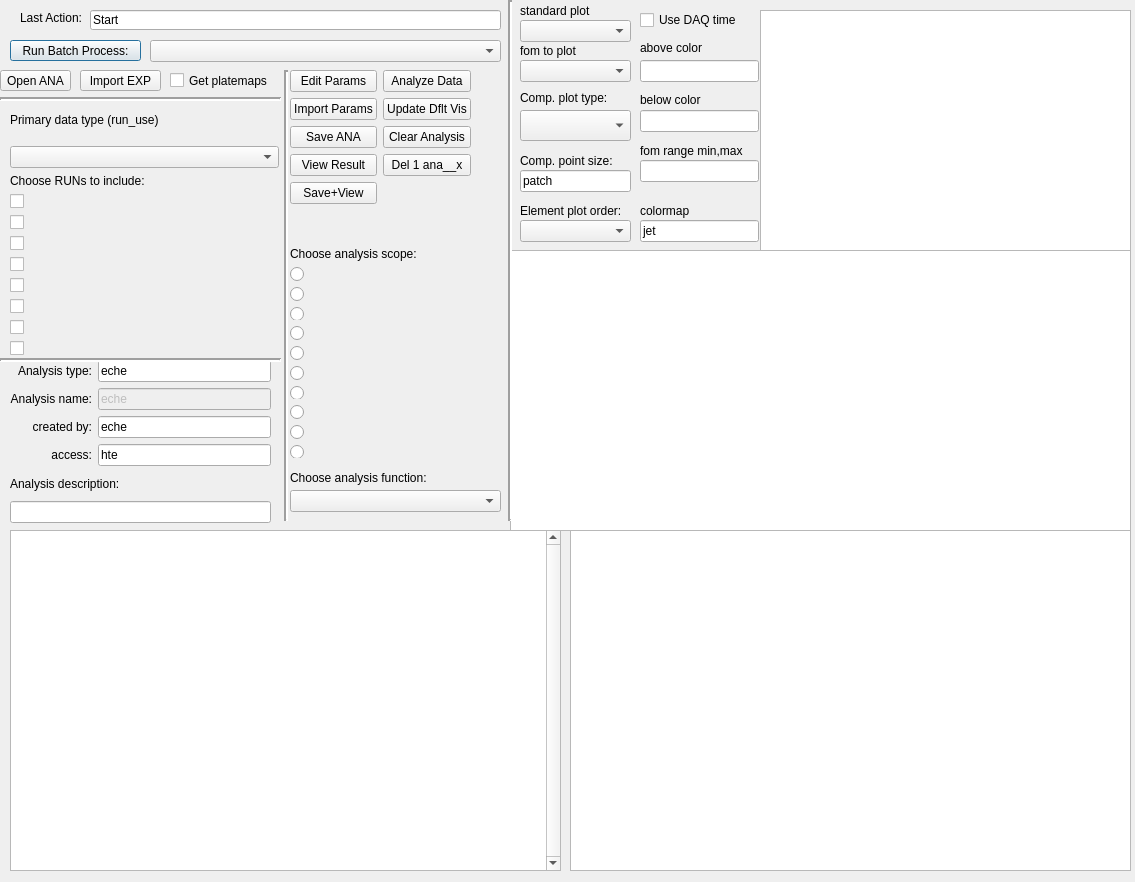
Qt form QtDesign/CalcFOMForm.ui (johnmgregoire/JCAPDataProcess) before a commit.
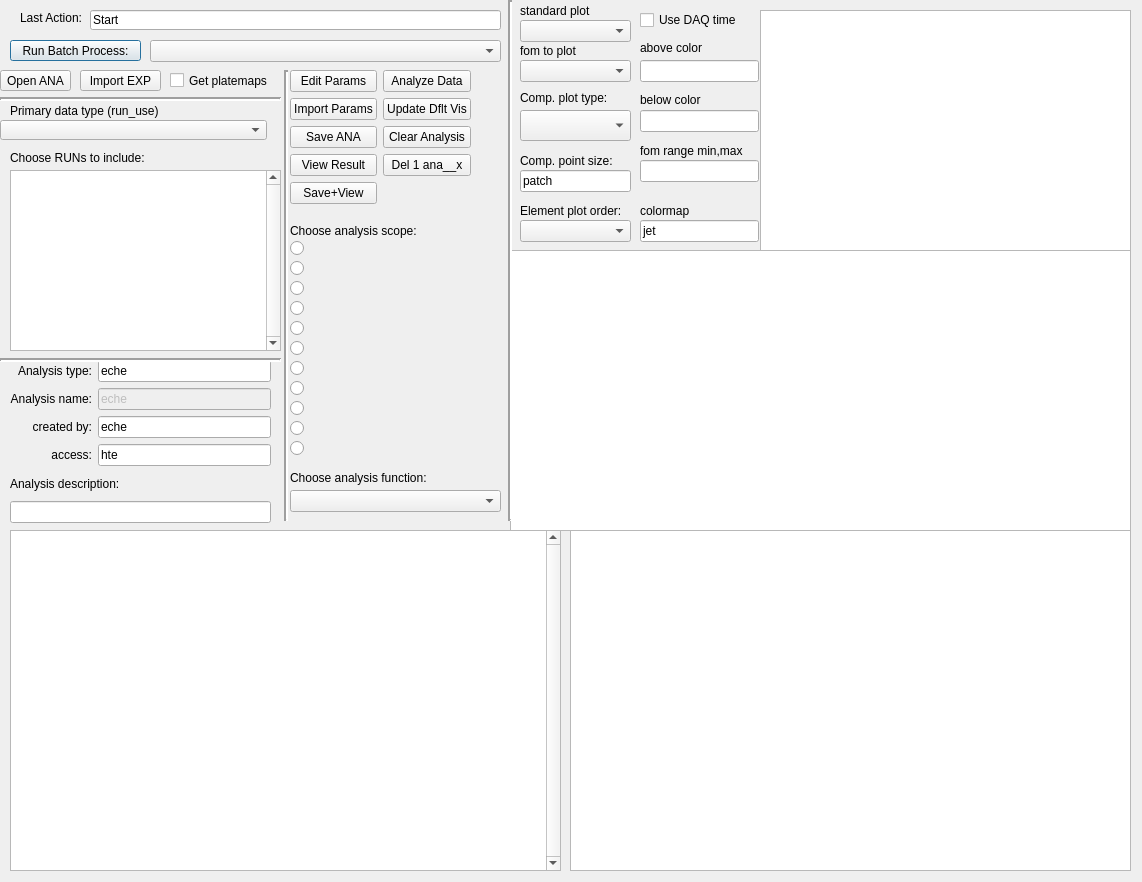
The same form after that commit.

Commit message:
change calcformui interface
radiobuttons now fill as many as possible and then give option to jump
forward or backward in the list of options if it is long.
the runcheckboxlist replaced with a treewidget with checkable run keys
and associated sections of expfiledict

What changed in the file:
```diff
--- a/QtDesign/CalcFOMForm.ui
+++ b/QtDesign/CalcFOMForm.ui
@@ -6,7 +6,7 @@
    <rect>
     <x>0</x>
     <y>0</y>
-    <width>1135</width>
+    <width>1142</width>
     <height>882</height>
    </rect>
   </property>
@@ -71,220 +71,6 @@
     <string>Run Batch Process:</string>
    </property>
   </widget>
-  <widget class="QWidget" name="gridLayoutWidget_2">
-   <property name="geometry">
-    <rect>
-     <x>10</x>
-     <y>100</y>
-     <width>269</width>
-     <height>256</height>
-    </rect>
-   </property>
-   <layout class="QGridLayout" name="gridLayout">
-    <item row="0" column="0" colspan="2">
-     <widget class="QLabel" name="label_7">
-      <property name="text">
-       <string>Primary data type (run_use)</string>
-      </property>
-     </widget>
-    </item>
-    <item row="1" column="0" colspan="2">
-     <widget class="QComboBox" name="ExpRunUseComboBox">
-      <property name="toolTip">
-       <string>This &quot;use&quot; is specified in the EXP 
-and determines what types of analysis 
-can be performed</string>
-      </property>
-     </widget>
-    </item>
-    <item row="2" column="0" colspan="2">
-     <layout class="QVBoxLayout" name="verticalLayout_2">
-      <item>
-       <widget class="QLabel" name="label_14">
-        <property name="text">
-         <string>Choose RUNs to include:</string>
-        </property>
-       </widget>
-      </item>
-      <item>
-       <widget class="QCheckBox" name="RunCheckBox_0">
-        <property name="text">
-         <string/>
-        </property>
-       </widget>
-      </item>
-      <item>
-       <widget class="QCheckBox" name="RunCheckBox_1">
-        <property name="text">
-         <string/>
-        </property>
-       </widget>
-      </item>
-      <item>
-       <widget class="QCheckBox" name="RunCheckBox_2">
-        <property name="text">
-         <string/>
-        </property>
-       </widget>
-      </item>
-      <item>
-       <widget class="QCheckBox" name="RunCheckBox_3">
-        <property name="text">
-         <string/>
-        </property>
-       </widget>
-      </item>
-      <item>
-       <widget class="QCheckBox" name="RunCheckBox_4">
-        <property name="text">
-         <string/>
-        </property>
-       </widget>
-      </item>
-      <item>
-       <widget class="QCheckBox" name="RunCheckBox_5">
-        <property name="text">
-         <string/>
-        </property>
-       </widget>
-      </item>
-      <item>
-       <widget class="QCheckBox" name="RunCheckBox_6">
-        <property name="text">
-         <string/>
-        </property>
-       </widget>
-      </item>
-      <item>
-       <widget class="QCheckBox" name="RunCheckBox_7">
-        <property name="text">
-         <string/>
-        </property>
-       </widget>
-      </item>
-     </layout>
-    </item>
-   </layout>
-  </widget>
-  <widget class="QWidget" name="verticalLayoutWidget_3">
-   <property name="geometry">
-    <rect>
-     <x>290</x>
-     <y>247</y>
-     <width>221</width>
-     <height>211</height>
-    </rect>
-   </property>
-   <layout class="QVBoxLayout" name="verticalLayout">
-    <item>
-     <widget class="QLabel" name="label_13">
-      <property name="text">
-       <string>Choose analysis scope:</string>
-      </property>
-     </widget>
-    </item>
-    <item>
-     <widget class="QRadioButton" name="TechTypeRadioButton_0">
-      <property name="text">
-       <string/>
-      </property>
-      <attribute name="buttonGroup">
-       <string notr="true">TechTypeButtonGroup</string>
-      </attribute>
-     </widget>
-    </item>
-    <item>
-     <widget class="QRadioButton" name="TechTypeRadioButton_1">
-      <property name="text">
-       <string/>
-      </property>
-      <attribute name="buttonGroup">
-       <string notr="true">TechTypeButtonGroup</string>
-      </attribute>
-     </widget>
-    </item>
-    <item>
-     <widget class="QRadioButton" name="TechTypeRadioButton_2">
-      <property name="text">
-       <string/>
-      </property>
-      <attribute name="buttonGroup">
-       <string notr="true">TechTypeButtonGroup</string>
-      </attribute>
-     </widget>
-    </item>
-    <item>
-     <widget class="QRadioButton" name="TechTypeRadioButton_3">
-      <property name="text">
-       <string/>
-      </property>
-      <attribute name="buttonGroup">
-       <string notr="true">TechTypeButtonGroup</string>
-      </attribute>
-     </widget>
-    </item>
-    <item>
-     <widget class="QRadioButton" name="TechTypeRadioButton_4">
-      <property name="text">
-       <string/>
-      </property>
-      <attribute name="buttonGroup">
-       <string notr="true">TechTypeButtonGroup</string>
-      </attribute>
-     </widget>
-    </item>
-    <item>
-     <widget class="QRadioButton" name="TechTypeRadioButton_5">
-      <property name="text">
-       <string/>
-      </property>
-      <attribute name="buttonGroup">
-       <string notr="true">TechTypeButtonGroup</string>
-      </attribute>
-     </widget>
-    </item>
-    <item>
-     <widget class="QRadioButton" name="TechTypeRadioButton_6">
-      <property name="text">
-       <string/>
-      </property>
-      <attribute name="buttonGroup">
-       <string notr="true">TechTypeButtonGroup</string>
-      </attribute>
-     </widget>
-    </item>
-    <item>
-     <widget class="QRadioButton" name="TechTypeRadioButton_7">
-      <property name="text">
-       <string/>
-      </property>
-      <attribute name="buttonGroup">
-       <string notr="true">TechTypeButtonGroup</string>
-      </attribute>
-     </widget>
-    </item>
-    <item>
-     <widget class="QRadioButton" name="TechTypeRadioButton_8">
-      <property name="text">
-       <string/>
-      </property>
-      <attribute name="buttonGroup">
-       <string notr="true">TechTypeButtonGroup</string>
-      </attribute>
-     </widget>
-    </item>
-    <item>
-     <widget class="QRadioButton" name="TechTypeRadioButton_9">
-      <property name="text">
-       <string/>
-      </property>
-      <attribute name="buttonGroup">
-       <string notr="true">TechTypeButtonGroup</string>
-      </attribute>
-     </widget>
-    </item>
-   </layout>
-  </widget>
   <widget class="QWidget" name="gridLayoutWidget_3">
    <property name="geometry">
     <rect>
@@ -962,6 +748,272 @@
     <string>colormap</string>
    </property>
   </widget>
+  <widget class="QLabel" name="label_13">
+   <property name="geometry">
+    <rect>
+     <x>290</x>
+     <y>220</y>
+     <width>219</width>
+     <height>21</height>
+    </rect>
+   </property>
+   <property name="text">
+    <string>Choose analysis scope:</string>
+   </property>
+  </widget>
+  <widget class="QRadioButton" name="TechTypeRadioButton_0">
+   <property name="geometry">
+    <rect>
+     <x>290</x>
+     <y>240</y>
+     <width>219</width>
+     <height>16</height>
+    </rect>
+   </property>
+   <property name="text">
+    <string/>
+   </property>
+   <attribute name="buttonGroup">
+    <string notr="true">TechTypeButtonGroup</string>
+   </attribute>
+  </widget>
+  <widget class="QRadioButton" name="TechTypeRadioButton_1">
+   <property name="geometry">
+    <rect>
+     <x>290</x>
+     <y>260</y>
+     <width>219</width>
+     <height>16</height>
+    </rect>
+   </property>
+   <property name="text">
+    <string/>
+   </property>
+   <attribute name="buttonGroup">
+    <string notr="true">TechTypeButtonGroup</string>
+   </attribute>
+  </widget>
+  <widget class="QRadioButton" name="TechTypeRadioButton_2">
+   <property name="geometry">
+    <rect>
+     <x>290</x>
+     <y>280</y>
+     <width>219</width>
+     <height>16</height>
+    </rect>
+   </property>
+   <property name="text">
+    <string/>
+   </property>
+   <attribute name="buttonGroup">
+    <string notr="true">TechTypeButtonGroup</string>
+   </attribute>
+  </widget>
+  <widget class="QRadioButton" name="TechTypeRadioButton_3">
+   <property name="geometry">
+    <rect>
+     <x>290</x>
+     <y>300</y>
+     <width>219</width>
+     <height>16</height>
+    </rect>
+   </property>
+   <property name="text">
+    <string/>
+   </property>
+   <attribute name="buttonGroup">
+    <string notr="true">TechTypeButtonGroup</string>
+   </attribute>
+  </widget>
+  <widget class="QRadioButton" name="TechTypeRadioButton_4">
+   <property name="geometry">
+    <rect>
+     <x>290</x>
+     <y>320</y>
+     <width>219</width>
+     <height>16</height>
+    </rect>
+   </property>
+   <property name="text">
+    <string/>
+   </property>
+   <attribute name="buttonGroup">
+    <string notr="true">TechTypeButtonGroup</string>
+   </attribute>
+  </widget>
+  <widget class="QRadioButton" name="TechTypeRadioButton_5">
+   <property name="geometry">
+    <rect>
+     <x>290</x>
+     <y>340</y>
+     <width>219</width>
+     <height>16</height>
+    </rect>
+   </property>
+   <property name="text">
+    <string/>
+   </property>
+   <attribute name="buttonGroup">
+    <string notr="true">TechTypeButtonGroup</string>
+   </attribute>
+  </widget>
+  <widget class="QRadioButton" name="TechTypeRadioButton_6">
+   <property name="geometry">
+    <rect>
+     <x>290</x>
+     <y>360</y>
+     <width>219</width>
+     <height>16</height>
+    </rect>
+   </property>
+   <property name="text">
+    <string/>
+   </property>
+   <attribute name="buttonGroup">
+    <string notr="true">TechTypeButtonGroup</string>
+   </attribute>
+  </widget>
+  <widget class="QRadioButton" name="TechTypeRadioButton_7">
+   <property name="geometry">
+    <rect>
+     <x>290</x>
+     <y>380</y>
+     <width>219</width>
+     <height>16</height>
+    </rect>
+   </property>
+   <property name="text">
+    <string/>
+   </property>
+   <attribute name="buttonGroup">
+    <string notr="true">TechTypeButtonGroup</string>
+   </attribute>
+  </widget>
+  <widget class="QRadioButton" name="TechTypeRadioButton_8">
+   <property name="geometry">
+    <rect>
+     <x>290</x>
+     <y>400</y>
+     <width>219</width>
+     <height>16</height>
+    </rect>
+   </property>
+   <property name="text">
+    <string/>
+   </property>
+   <attribute name="buttonGroup">
+    <string notr="true">TechTypeButtonGroup</string>
+   </attribute>
+  </widget>
+  <widget class="QRadioButton" name="TechTypeRadioButton_9">
+   <property name="geometry">
+    <rect>
+     <x>290</x>
+     <y>420</y>
+     <width>219</width>
+     <height>16</height>
+    </rect>
+   </property>
+   <property name="text">
+    <string/>
+   </property>
+   <attribute name="buttonGroup">
+    <string notr="true">TechTypeButtonGroup</string>
+   </attribute>
+  </widget>
+  <widget class="QRadioButton" name="TechTypeRadioButton_10">
+   <property name="geometry">
+    <rect>
+     <x>290</x>
+     <y>440</y>
+     <width>219</width>
+     <height>16</height>
+    </rect>
+   </property>
+   <property name="text">
+    <string/>
+   </property>
+   <attribute name="buttonGroup">
+    <string notr="true">TechTypeButtonGroup</string>
+   </attribute>
+  </widget>
+  <widget class="QLabel" name="label_7">
+   <property name="geometry">
+    <rect>
+     <x>10</x>
+     <y>100</y>
+     <width>267</width>
+     <height>21</height>
+    </rect>
+   </property>
+   <property name="text">
+    <string>Primary data type (run_use)</string>
+   </property>
+  </widget>
+  <widget class="QComboBox" name="ExpRunUseComboBox">
+   <property name="geometry">
+    <rect>
+     <x>0</x>
+     <y>120</y>
+     <width>267</width>
+     <height>20</height>
+    </rect>
+   </property>
+   <property name="toolTip">
+    <string>This &quot;use&quot; is specified in the EXP 
+and determines what types of analysis 
+can be performed</string>
+   </property>
+  </widget>
+  <widget class="QLabel" name="label_14">
+   <property name="geometry">
+    <rect>
+     <x>10</x>
+     <y>150</y>
+     <width>265</width>
+     <height>16</height>
+    </rect>
+   </property>
+   <property name="text">
+    <string>Choose RUNs to include:</string>
+   </property>
+  </widget>
+  <widget class="QTreeWidget" name="RunSelectTreeWidget">
+   <property name="geometry">
+    <rect>
+     <x>10</x>
+     <y>170</y>
+     <width>271</width>
+     <height>181</height>
+    </rect>
+   </property>
+   <property name="verticalScrollBarPolicy">
+    <enum>Qt::ScrollBarAlwaysOn</enum>
+   </property>
+   <property name="horizontalScrollBarPolicy">
+    <enum>Qt::ScrollBarAsNeeded</enum>
+   </property>
+   <property name="headerHidden">
+    <bool>true</bool>
+   </property>
+   <property name="expandsOnDoubleClick">
+    <bool>false</bool>
+   </property>
+   <attribute name="headerVisible">
+    <bool>false</bool>
+   </attribute>
+   <attribute name="headerCascadingSectionResizes">
+    <bool>false</bool>
+   </attribute>
+   <attribute name="headerStretchLastSection">
+    <bool>true</bool>
+   </attribute>
+   <column>
+    <property name="text">
+     <string notr="true">1</string>
+    </property>
+   </column>
+  </widget>
  </widget>
  <resources/>
  <connections/>
```
The commit also changes 2 other files.
